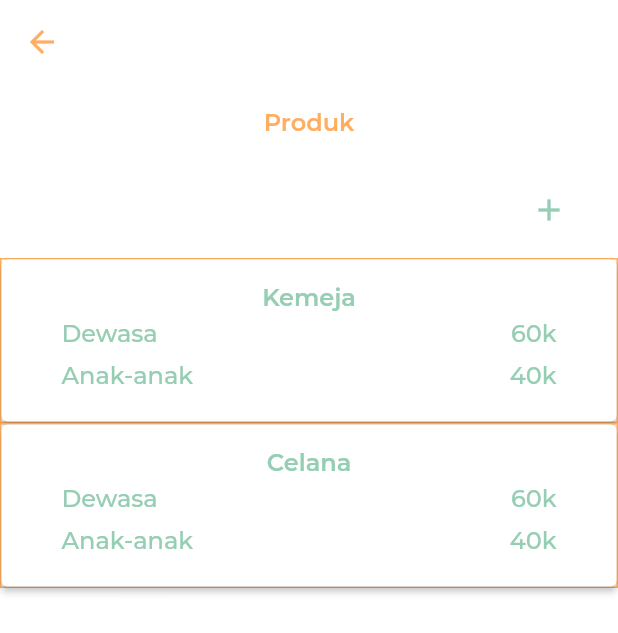
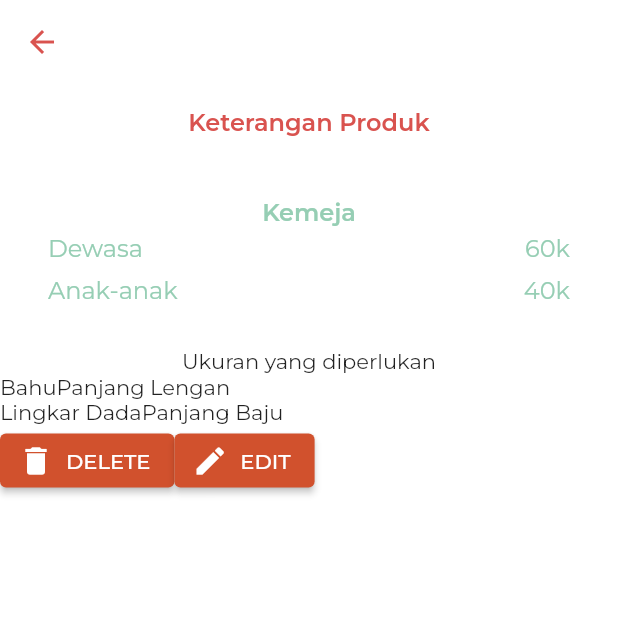
Before and after one commit to qonythazu/tugas-ippl, a Flutter app: the ProdukPage screen opened directly, after a tap on "Kemeja", on a phone screen of 412 x 824 dp. Shown: the top 633 px of the screen. Run offline on Flutter 3.47's test engine with Material 2 defaults, Android fonts, the phone set to English and light mode, and no system bars; project files that could hold a hidden picture were left out.

Commit message:
Menambah page detail produknya + styling part 1

```diff
--- /dev/null
+++ b/lib/detailproduk.dart
@@ -0,0 +1,132 @@
+import 'package:flutter/material.dart';
+import 'package:flutter/src/widgets/container.dart';
+import 'package:flutter/src/widgets/framework.dart';
+
+class DetailProduk extends StatefulWidget {
+  const DetailProduk({super.key});
+
+  @override
+  State<DetailProduk> createState() => _DetailProdukState();
+}
+
+class _DetailProdukState extends State<DetailProduk> {
+  @override
+  Widget build(BuildContext context) {
+    return Scaffold(
+      appBar: AppBar(
+          title: const Text(""),
+          backgroundColor: Colors.transparent,
+          elevation: 0,
+          iconTheme: IconThemeData(color: Color(0xffD9534F))),
+      body: Center(
+        child: Column(
+          children: [
+            Padding(
+              padding: const EdgeInsets.all(16.0),
+              child: Text(
+                "Keterangan Produk",
+                style: TextStyle(
+                    color: Color(0xffD9534F),
+                    fontSize: 16,
+                    fontWeight: FontWeight.w600),
+              ),
+            ),
+            Padding(
+              padding: const EdgeInsets.all(24.0),
+              child: Column(
+                children: [
+                  Text(
+                    "Kemeja",
+                    style: TextStyle(
+                        fontSize: 16,
+                        fontWeight: FontWeight.w600,
+                        color: Color(0xff96CEB4)),
+                  ),
+                  Padding(
+                    padding: const EdgeInsets.symmetric(
+                        horizontal: 8.0, vertical: 4.0),
+                    child: Row(
+                      children: [
+                        Text(
+                          "Dewasa",
+                          style:
+                              TextStyle(fontSize: 16, color: Color(0xff96CEB4)),
+                        ),
+                        Spacer(),
+                        Text(
+                          "60k",
+                          style:
+                              TextStyle(fontSize: 16, color: Color(0xff96CEB4)),
+                        )
+                      ],
+                    ),
+                  ),
+                  Padding(
+                    padding: const EdgeInsets.symmetric(
+                        horizontal: 8.0, vertical: 4.0),
+                    child: Row(
+                      children: [
+                        Text(
+                          "Anak-anak",
+                          style:
+                              TextStyle(fontSize: 16, color: Color(0xff96CEB4)),
+                        ),
+                        Spacer(),
+                        Text(
+                          "40k",
+                          style:
+                              TextStyle(fontSize: 16, color: Color(0xff96CEB4)),
+                        )
+                      ],
+                    ),
+                  )
+                ],
+              ),
+            ),
+            Container(
+              child: Column(
+                children: [
+                  Text("Ukuran yang diperlukan"),
+                  Row(
+                    children: [
+                      Container(
+                        child: Text("Bahu"),
+                      ),
+                      Container(
+                        child: Text("Panjang Lengan"),
+                      )
+                    ],
+                  ),
+                  Row(
+                    children: [
+                      Container(
+                        child: Text("Lingkar Dada"),
+                      ),
+                      Container(
+                        child: Text("Panjang Baju"),
+                      )
+                    ],
+                  )
+                ],
+              ),
+            ),
+            Row(
+              children: [
+                ElevatedButton.icon(
+                  onPressed: () {},
+                  icon: Icon(Icons.delete),
+                  label: Text("DELETE")
+                ),
+                ElevatedButton.icon(
+                  onPressed: () {},
+                  icon: Icon(Icons.edit),
+                  label: Text("EDIT")
+                )
+              ],
+            )
+          ],
+        ),
+      ),
+    );
+  }
+}
--- a/lib/produk.dart
+++ b/lib/produk.dart
@@ -1,3 +1,4 @@
+import 'package:anuy/detailproduk.dart';
 import 'package:flutter/material.dart';
 import 'package:flutter/src/widgets/container.dart';
 import 'package:flutter/src/widgets/framework.dart';
@@ -56,10 +57,14 @@ class _ProdukPageState extends State<ProdukPage> {
               decoration:
                   BoxDecoration(border: Border.all(color: Color(0xffFFAD60))),
               child: ElevatedButton(
-                  style: ElevatedButton.styleFrom(
-                    backgroundColor: Colors.white
-                  ),
-                  onPressed: () {},
+                  style:
+                      ElevatedButton.styleFrom(backgroundColor: Colors.white),
+                  onPressed: () {
+                    Navigator.push(
+                        context,
+                        MaterialPageRoute(
+                            builder: (context) => const DetailProduk()));
+                  },
                   child: Padding(
                     padding: const EdgeInsets.all(16.0),
                     child: Column(
@@ -79,15 +84,13 @@ class _ProdukPageState extends State<ProdukPage> {
                               Text(
                                 "Dewasa",
                                 style: TextStyle(
-                                    fontSize: 16,
-                                    color: Color(0xff96CEB4)),
+                                    fontSize: 16, color: Color(0xff96CEB4)),
                               ),
                               Spacer(),
                               Text(
                                 "60k",
                                 style: TextStyle(
-                                    fontSize: 16,
-                                    color: Color(0xff96CEB4)),
+                                    fontSize: 16, color: Color(0xff96CEB4)),
                               )
                             ],
                           ),
@@ -100,31 +103,27 @@ class _ProdukPageState extends State<ProdukPage> {
                               Text(
                                 "Anak-anak",
                                 style: TextStyle(
-                                    fontSize: 16,
-                                    color: Color(0xff96CEB4)),
+                                    fontSize: 16, color: Color(0xff96CEB4)),
                               ),
                               Spacer(),
                               Text(
                                 "40k",
                                 style: TextStyle(
-                                    fontSize: 16,
-                                    color: Color(0xff96CEB4)),
+                                    fontSize: 16, color: Color(0xff96CEB4)),
                               )
                             ],
                           ),
                         )
                       ],
                     ),
-                  )
-                ),
+                  )),
             ),
             Container(
               decoration:
                   BoxDecoration(border: Border.all(color: Color(0xffFFAD60))),
               child: ElevatedButton(
-                  style: ElevatedButton.styleFrom(
-                    backgroundColor: Colors.white
-                  ),
+                  style:
+                      ElevatedButton.styleFrom(backgroundColor: Colors.white),
                   onPressed: () {},
                   child: Padding(
                     padding: const EdgeInsets.all(16.0),
@@ -145,15 +144,13 @@ class _ProdukPageState extends State<ProdukPage> {
                               Text(
                                 "Dewasa",
                                 style: TextStyle(
-                                    fontSize: 16,
-                                    color: Color(0xff96CEB4)),
+                                    fontSize: 16, color: Color(0xff96CEB4)),
                               ),
                               Spacer(),
                               Text(
                                 "60k",
                                 style: TextStyle(
-                                    fontSize: 16,
-                                    color: Color(0xff96CEB4)),
+                                    fontSize: 16, color: Color(0xff96CEB4)),
                               )
                             ],
                           ),
@@ -166,23 +163,20 @@ class _ProdukPageState extends State<ProdukPage> {
                               Text(
                                 "Anak-anak",
                                 style: TextStyle(
-                                    fontSize: 16,
-                                    color: Color(0xff96CEB4)),
+                                    fontSize: 16, color: Color(0xff96CEB4)),
                               ),
                               Spacer(),
                               Text(
                                 "40k",
                                 style: TextStyle(
-                                    fontSize: 16,
-                                    color: Color(0xff96CEB4)),
+                                    fontSize: 16, color: Color(0xff96CEB4)),
                               )
                             ],
                           ),
                         )
                       ],
                     ),
-                  )
-                ),
+                  )),
             ),
           ],
         ),
```
Also changed, not shown: lib/kain.dart (+35 -57 lines), lib/kustomisasi.dart (+7 -12 lines).
